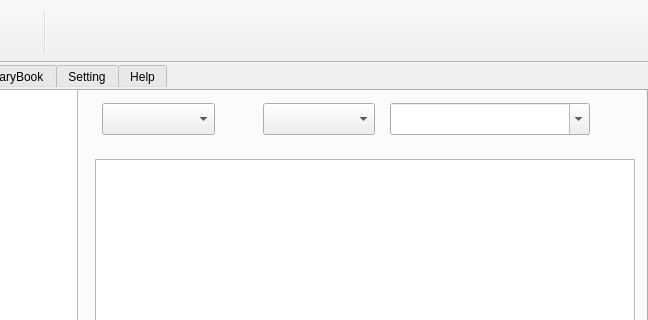
Before: the Qt Designer form src/gui/qt/mainwindow.ui in kartorz/AlphaDict, drawn with Qt 5; both pictures show x 134 to 782 and y 0 to 320 of the 782 by 548 pixel window.
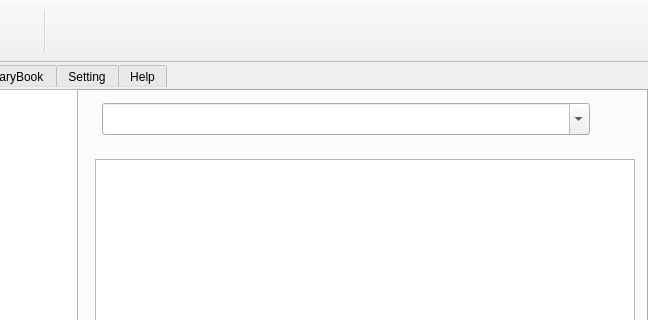
After: the same form once the commit is applied. Icons and pictures are not drawn.

Commit message: Drop language combos, pick dictionaries by input

The edit to the form file:
```diff
--- a/src/gui/qt/mainwindow.ui
+++ b/src/gui/qt/mainwindow.ui
@@ -131,48 +131,6 @@
        <bool>false</bool>
       </property>
      </widget>
-     <widget class="QComboBox" name="srcLanComboBox">
-      <property name="geometry">
-       <rect>
-        <x>236</x>
-        <y>14</y>
-        <width>113</width>
-        <height>32</height>
-       </rect>
-      </property>
-      <property name="toolTip">
-       <string>&lt;html&gt;&lt;head/&gt;&lt;body&gt;&lt;p&gt;Select source language.&lt;/p&gt;&lt;p&gt;'any' means not specified.&lt;/p&gt;&lt;/body&gt;&lt;/html&gt;</string>
-      </property>
-     </widget>
-     <widget class="QComboBox" name="detLanComboBox">
-      <property name="geometry">
-       <rect>
-        <x>397</x>
-        <y>14</y>
-        <width>112</width>
-        <height>32</height>
-       </rect>
-      </property>
-      <property name="toolTip">
-       <string>&lt;html&gt;&lt;head/&gt;&lt;body&gt;&lt;p&gt;Select destination language.&lt;/p&gt;&lt;p&gt;'any' means not specified.&lt;/p&gt;&lt;/body&gt;&lt;/html&gt;</string>
-      </property>
-     </widget>
-     <widget class="QLabel" name="label">
-      <property name="geometry">
-       <rect>
-        <x>356</x>
-        <y>21</y>
-        <width>32</width>
-        <height>18</height>
-       </rect>
-      </property>
-      <property name="text">
-       <string/>
-      </property>
-      <property name="pixmap">
-       <pixmap resource="mainwindow.qrc">:/res/to_right_arrow.png</pixmap>
-      </property>
-     </widget>
      <widget class="QTextEdit" name="dictTextEdit">
       <property name="geometry">
        <rect>
@@ -405,9 +363,9 @@
      <widget class="QComboBox" name="inputComboBox">
       <property name="geometry">
        <rect>
-        <x>524</x>
+        <x>236</x>
         <y>14</y>
-        <width>200</width>
+        <width>488</width>
         <height>32</height>
        </rect>
       </property>
```
The commit also changes 17 other files.
